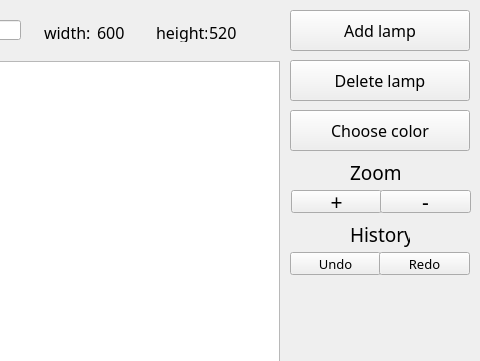
Old version of the form MainWindow.ui in the repository artemyarotskyi/disko; both pictures show x 520 to 1000 and y 0 to 361 of the 1000 by 600 pixel window.
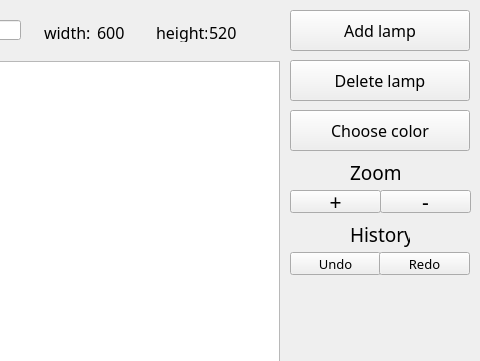
New version of the form.

```diff
--- a/MainWindow.ui
+++ b/MainWindow.ui
@@ -357,7 +357,7 @@
    <widget class="QPushButton" name="btnZoomPlus">
     <property name="geometry">
      <rect>
-      <x>811</x>
+      <x>810</x>
       <y>190</y>
       <width>91</width>
       <height>23</height>
```
